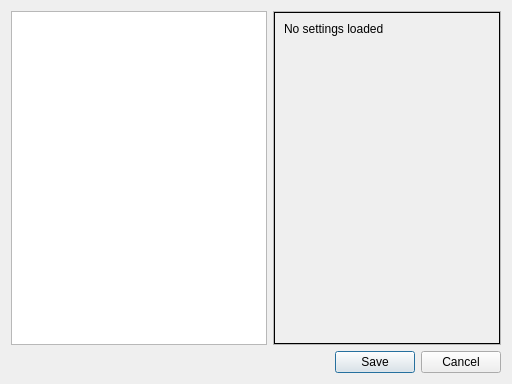
The window that core/ui/settings_ui.ui (mjbonnington/icarus-gps) describes before a commit, drawn with Qt 5.
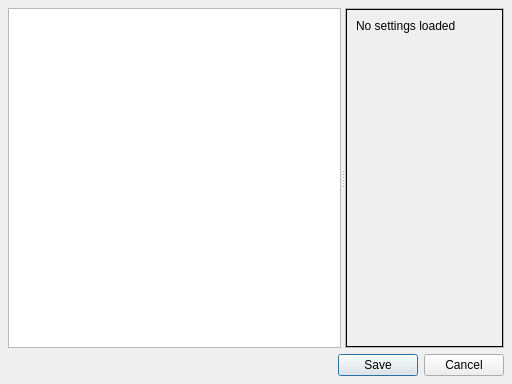
The same window after the commit.

```diff
--- a/core/ui/settings_ui.ui
+++ b/core/ui/settings_ui.ui
@@ -17,29 +17,19 @@
    <bool>true</bool>
   </property>
   <layout class="QVBoxLayout" name="verticalLayout">
-   <item>
-    <layout class="QHBoxLayout" name="horizontalLayout">
-     <item>
-      <widget class="QListWidget" name="categories_listWidget">
-       <property name="sizePolicy">
-        <sizepolicy hsizetype="Maximum" vsizetype="Expanding">
-         <horstretch>0</horstretch>
-         <verstretch>0</verstretch>
-        </sizepolicy>
-       </property>
-      </widget>
-     </item>
+   <property name="margin">
+    <number>8</number>
+   </property>
      <item>
+    <widget class="QSplitter" name="splitter">
+     <property name="orientation">
+      <enum>Qt::Horizontal</enum>
+     </property>
+     <property name="childrenCollapsible">
+      <bool>false</bool>
+     </property>
+     <widget class="QListWidget" name="categories_listWidget"/>
       <widget class="QScrollArea" name="settings_scrollArea">
-       <property name="enabled">
-        <bool>true</bool>
-       </property>
-       <property name="sizePolicy">
-        <sizepolicy hsizetype="Expanding" vsizetype="Expanding">
-         <horstretch>0</horstretch>
-         <verstretch>0</verstretch>
-        </sizepolicy>
-       </property>
        <property name="styleSheet">
         <string notr="true"/>
        </property>
@@ -53,15 +43,7 @@
         <bool>true</bool>
        </property>
        <widget class="QWidget" name="settings_scrollAreaWidgetContents">
-        <property name="geometry">
-         <rect>
-          <x>0</x>
-          <y>0</y>
-          <width>218</width>
-          <height>316</height>
-         </rect>
-        </property>
-        <layout class="QVBoxLayout" name="verticalLayout_2">
+       <layout class="QVBoxLayout" name="settings_verticalLayout">
          <property name="margin">
           <number>0</number>
          </property>
@@ -87,8 +69,7 @@
         </layout>
        </widget>
       </widget>
-     </item>
-    </layout>
+    </widget>
    </item>
    <item>
     <widget class="QDialogButtonBox" name="settings_buttonBox">
```
Left out of the diff: 2 changed lines with no effect on the pictures. Lines whose indentation alone changed are shown as unchanged.
